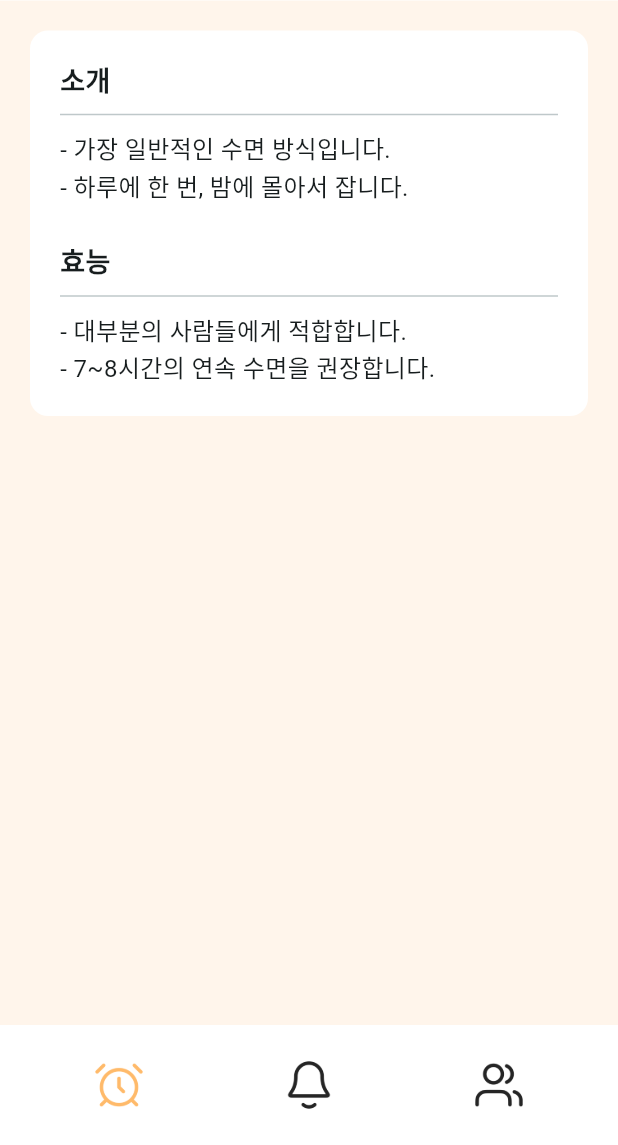
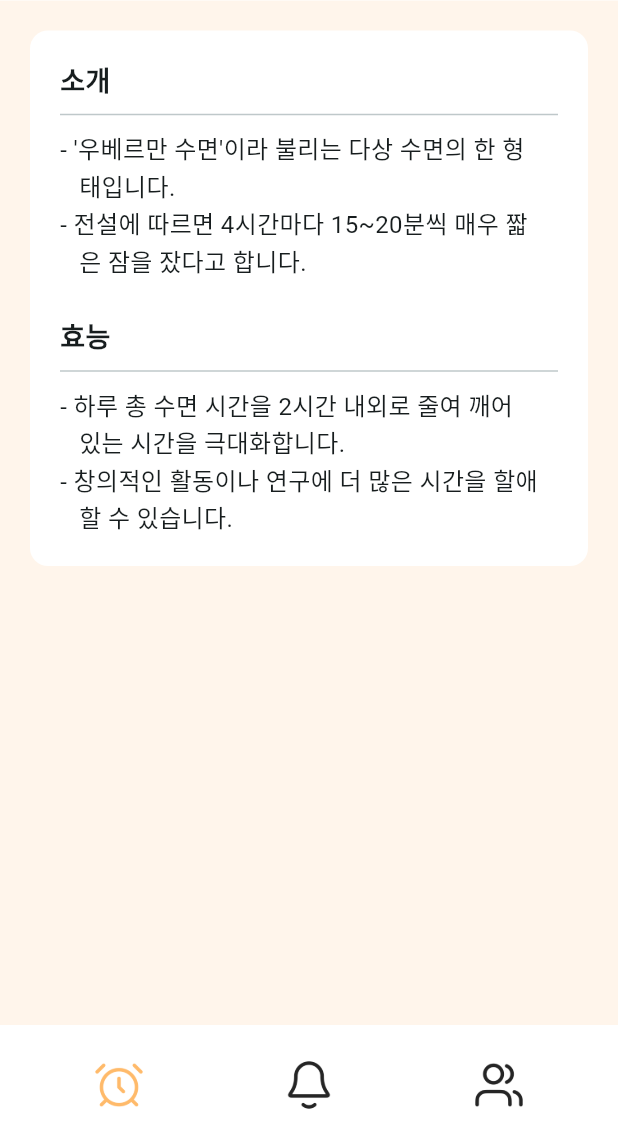
Before and after one commit to joon363/IT_ARENA_GIPO_frontend, a Flutter app: the SleepMethodDavinciScreen screen opened by its route, on a phone screen of 412 x 824 dp, the part 91-1236 px from its top. Run offline on Flutter 3.47's test engine with Material 3 defaults, Android fonts, the light colour scheme and no system bars; our stand-ins replace camera.

Commit message:
각 수면법 소개 및 효능 수정

```diff
--- a/lib/screens/sleep_method_Davinci.dart
+++ b/lib/screens/sleep_method_Davinci.dart
@@ -143,7 +143,7 @@ class SleepMethodDavinciScreen extends StatelessWidget {
                             ),
                             const Divider(height: 20),
                             Text(
-                              '- 가장 일반적인 수면 방식입니다.\n- 하루에 한 번, 밤에 몰아서 잡니다.', // 예시 텍스트
+                              '- \'우베르만 수면\'이라 불리는 다상 수면의 한 형\n   태입니다.\n- 전설에 따르면 4시간마다 15~20분씩 매우 짧\n   은 잠을 잤다고 합니다.', // 예시 텍스트
                               style: const TextStyle(fontSize: 16, height: 1.5),
                             ),
                             const SizedBox(height: 25),
@@ -156,7 +156,7 @@ class SleepMethodDavinciScreen extends StatelessWidget {
                             ),
                             const Divider(height: 20),
                             Text(
-                              '- 대부분의 사람들에게 적합합니다.\n- 7~8시간의 연속 수면을 권장합니다.', // 예시 텍스트
+                              '- 하루 총 수면 시간을 2시간 내외로 줄여 깨어\n   있는 시간을 극대화합니다.\n- 창의적인 활동이나 연구에 더 많은 시간을 할애\n   할 수 있습니다.', // 예시 텍스트
                               style: const TextStyle(fontSize: 16, height: 1.5),
                             ),
                           ],
--- a/lib/screens/sleep_method_Dwayne.dart
+++ b/lib/screens/sleep_method_Dwayne.dart
@@ -143,7 +143,7 @@ class SleepMethodDwayneScreen extends StatelessWidget {
                             ),
                             const Divider(height: 20),
                             Text(
-                              '- 가장 일반적인 수면 방식입니다.\n- 하루에 한 번, 밤에 몰아서 잡니다.', // 예시 텍스트
+                              '- 매일 새벽 3~4시에 기상하는 극단적인 얼리버\n   드 방식입니다.\n- 하루에 총 4~5시간 정도의 짧은 수면을 취합\n   니다.', // 예시 텍스트
                               style: const TextStyle(fontSize: 16, height: 1.5),
                             ),
                             const SizedBox(height: 25),
@@ -156,7 +156,7 @@ class SleepMethodDwayneScreen extends StatelessWidget {
                             ),
                             const Divider(height: 20),
                             Text(
-                              '- 대부분의 사람들에게 적합합니다.\n- 7~8시간의 연속 수면을 권장합니다.', // 예시 텍스트
+                              '- 이른 아침 시간을 확보하여 운동 및 바쁜 스케\n   줄 소화에 집중할 수 있습니다.\n- 철저한 자기 관리와 루틴을 통해 높은 생산성을\n   유지합니다.', // 예시 텍스트
                               style: const TextStyle(fontSize: 16, height: 1.5),
                             ),
                           ],
--- a/lib/screens/sleep_method_Ronaldo.dart
+++ b/lib/screens/sleep_method_Ronaldo.dart
@@ -143,7 +143,7 @@ class SleepMethodRonaldoScreen extends StatelessWidget {
                             ),
                             const Divider(height: 20),
                             Text(
-                              '- 가장 일반적인 수면 방식입니다.\n- 하루에 한 번, 밤에 몰아서 잡니다.', // 예시 텍스트
+                              '- 하루 90분씩 5회 나누어 잡니다.\n- 수면 전분가의 코칭을 받아 신체 리듬을 관리하\n   는 것으로 알려져 있습니다.', // 예시 텍스트
                               style: const TextStyle(fontSize: 16, height: 1.5),
                             ),
                             const SizedBox(height: 25),
@@ -156,7 +156,7 @@ class SleepMethodRonaldoScreen extends StatelessWidget {
                             ),
                             const Divider(height: 20),
                             Text(
-                              '- 대부분의 사람들에게 적합합니다.\n- 7~8시간의 연속 수면을 권장합니다.', // 예시 텍스트
+                              '- 90분 수면 주기에 맞춰 신체 회복의 질을 높이\n   는 것을 목표로 합니다.\n- 훈련 및 경기 일정에 맞춰 유연하게 휴식 시간\n   을 확보할 수 있습니다.', // 예시 텍스트
                               style: const TextStyle(fontSize: 16, height: 1.5),
                             ),
                           ],
```
